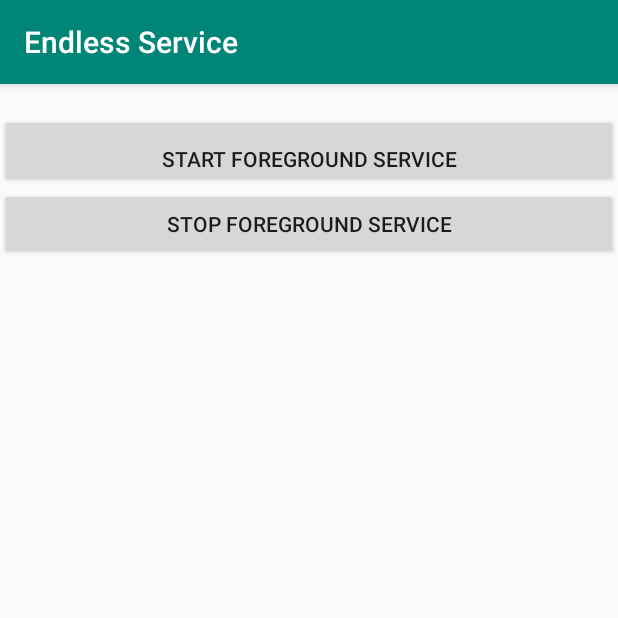
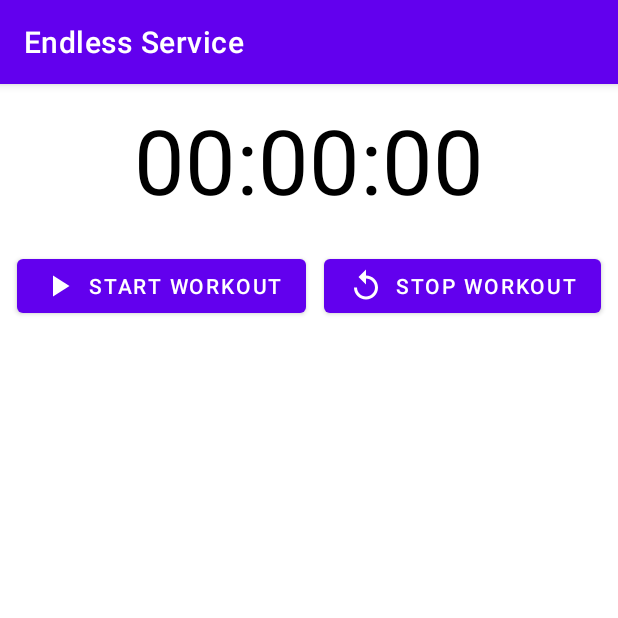
Before and after one commit to nikiFoe/Fitnesstimer, an Android app: the screen it shows after launch (MainActivity), on a phone screen of 412 x 824 dp, the top half of it. Run offline under Robolectric (Android 15) with nearby library versions, the phone set to English and light mode, and no system bars.

Commit message:
gerneral services

```diff
--- a/app/src/main/AndroidManifest.xml
+++ b/app/src/main/AndroidManifest.xml
@@ -19,14 +19,14 @@
                 android:enabled="true"
                 android:exported="false">
         </service>
-
         <activity android:name=".MainActivity">
             <intent-filter>
                 <action android:name="android.intent.action.MAIN"/>
                 <category android:name="android.intent.category.LAUNCHER"/>
             </intent-filter>
         </activity>
-
+        <service android:name=".TimerService" />
+        <service android:name=".AccelerationService" />
         <receiver android:enabled="true" android:name=".StartReceiver">
             <intent-filter>
                 <action android:name="android.intent.action.BOOT_COMPLETED"/>
--- a/app/src/main/java/com/robertohuertas/endless/MainActivity.kt
+++ b/app/src/main/java/com/robertohuertas/endless/MainActivity.kt
@@ -2,7 +2,7 @@ package com.robertohuertas.endless
 
 import android.content.Intent
 import android.os.Build
-import android.support.v7.app.AppCompatActivity
+import androidx.appcompat.app.AppCompatActivity
 import android.os.Bundle
 import android.util.Log
 import android.widget.Button
--- /dev/null
+++ b/app/src/main/res/drawable-v24/ic_baseline_play_arrow_24.xml
@@ -0,0 +1,10 @@
+<vector xmlns:android="http://schemas.android.com/apk/res/android"
+    android:width="24dp"
+    android:height="24dp"
+    android:viewportWidth="24"
+    android:viewportHeight="24"
+    android:tint="?attr/colorControlNormal">
+  <path
+      android:fillColor="@android:color/white"
+      android:pathData="M8,5v14l11,-7z"/>
+</vector>
--- /dev/null
+++ b/app/src/main/res/drawable-v24/ic_baseline_replay_24.xml
@@ -0,0 +1,10 @@
+<vector xmlns:android="http://schemas.android.com/apk/res/android"
+    android:width="24dp"
+    android:height="24dp"
+    android:viewportWidth="24"
+    android:viewportHeight="24"
+    android:tint="?attr/colorControlNormal">
+  <path
+      android:fillColor="@android:color/white"
+      android:pathData="M12,5V1L7,6l5,5V7c3.31,0 6,2.69 6,6s-2.69,6 -6,6 -6,-2.69 -6,-6H4c0,4.42 3.58,8 8,8s8,-3.58 8,-8 -3.58,-8 -8,-8z"/>
+</vector>
--- a/app/src/main/res/layout/activity_main.xml
+++ b/app/src/main/res/layout/activity_main.xml
@@ -1,29 +1,53 @@
 <?xml version="1.0" encoding="utf-8"?>
-<android.support.constraint.ConstraintLayout
+
+<LinearLayout
+        android:orientation="vertical"
         xmlns:android="http://schemas.android.com/apk/res/android"
+        xmlns:app="http://schemas.android.com/apk/res-auto"
         xmlns:tools="http://schemas.android.com/tools"
         android:layout_width="match_parent"
         android:layout_height="match_parent"
         tools:context=".MainActivity">
 
-    <LinearLayout
-            android:layout_width="match_parent"
-            android:layout_height="wrap_content"
-            android:orientation="vertical">
+        <TextView
+                android:id="@+id/timeTV"
+                android:layout_width="match_parent"
+                android:layout_height="wrap_content"
+                android:text="00:00:00"
+                android:padding="10dp"
+                android:textColor="@color/black"
+                android:textSize="60sp"
+                android:textAlignment="center"/>
+
+        <androidx.constraintlayout.widget.ConstraintLayout
+                android:layout_width="match_parent"
+                android:layout_height="match_parent"
+                tools:context=".MainActivity">
+
+            <com.google.android.material.button.MaterialButton
+                    android:id="@+id/btnStartService"
+                    android:layout_width="wrap_content"
+                    android:layout_height="wrap_content"
+                    android:text="Start Workout"
+                    app:icon="@drawable/ic_baseline_play_arrow_24"
+                    app:layout_constraintStart_toStartOf="parent"
+                    app:layout_constraintEnd_toStartOf="@id/btnStopService"
+                    app:layout_constraintTop_toTopOf="parent"
+                    android:layout_marginTop="10dp"/>
 
 
-        <Button
-                android:id="@+id/btnStartService"
-                android:layout_width="match_parent"
-                android:layout_height="wrap_content"
-                android:text="Start Foreground Service" android:paddingTop="20dp" android:layout_marginTop="20dp"/>
+            <com.google.android.material.button.MaterialButton
+                    android:id="@+id/btnStopService"
+                    android:layout_width="wrap_content"
+                    android:layout_height="wrap_content"
+                    android:text="Stop Workout"
+                    app:icon="@drawable/ic_baseline_replay_24"
+                    app:layout_constraintEnd_toEndOf="parent"
+                    app:layout_constraintStart_toEndOf="@+id/btnStartService"
+                    app:layout_constraintTop_toTopOf="parent"
+                    android:layout_marginTop="10dp"/>
 
-        <Button
-                android:id="@+id/btnStopService"
-                android:layout_width="match_parent"
-                android:layout_height="wrap_content"
-                android:text="Stop Foreground Service"/>
+
+        </androidx.constraintlayout.widget.ConstraintLayout>
 
     </LinearLayout>
-
-</android.support.constraint.ConstraintLayout>
--- a/app/src/main/res/values/colors.xml
+++ b/app/src/main/res/values/colors.xml
@@ -3,4 +3,12 @@
     <color name="colorPrimary">#008577</color>
     <color name="colorPrimaryDark">#00574B</color>
     <color name="colorAccent">#D81B60</color>
+    <color name="purple_200">#FFBB86FC</color>
+    <color name="purple_500">#FF6200EE</color>
+    <color name="purple_700">#FF3700B3</color>
+    <color name="teal_200">#FF03DAC5</color>
+    <color name="teal_700">#FF018786</color>
+    <color name="black">#FF000000</color>
+    <color name="white">#FFFFFFFF</color>
+    <color name="grey">#808080</color>
 </resources>
--- a/app/src/main/res/values/styles.xml
+++ b/app/src/main/res/values/styles.xml
@@ -1,11 +1,16 @@
-<resources>
-
+<resources xmlns:tools="http://schemas.android.com/tools">
     <!-- Base application theme. -->
-    <style name="AppTheme" parent="Theme.AppCompat.Light.DarkActionBar">
+    <style name="AppTheme" parent="Theme.MaterialComponents.DayNight.DarkActionBar">
+        <!-- Primary brand color. -->
+        <item name="colorPrimary">@color/purple_500</item>
+        <item name="colorPrimaryVariant">@color/purple_700</item>
+        <item name="colorOnPrimary">@color/white</item>
+        <!-- Secondary brand color. -->
+        <item name="colorSecondary">@color/teal_200</item>
+        <item name="colorSecondaryVariant">@color/teal_700</item>
+        <item name="colorOnSecondary">@color/black</item>
+        <!-- Status bar color. -->
+        <item name="android:statusBarColor" tools:targetApi="l">?attr/colorPrimaryVariant</item>
         <!-- Customize your theme here. -->
-        <item name="colorPrimary">@color/colorPrimary</item>
-        <item name="colorPrimaryDark">@color/colorPrimaryDark</item>
-        <item name="colorAccent">@color/colorAccent</item>
     </style>
-
 </resources>
--- a/build.gradle
+++ b/build.gradle
@@ -8,7 +8,7 @@ buildscript {
 
     }
     dependencies {
-        classpath 'com.android.tools.build:gradle:3.4.1'
+        classpath 'com.android.tools.build:gradle:4.1.2'
         classpath "org.jetbrains.kotlin:kotlin-gradle-plugin:$kotlin_version"
         // NOTE: Do not place your application dependencies here; they belong
         // in the individual module build.gradle files
--- a/gradle.properties
+++ b/gradle.properties
@@ -13,3 +13,5 @@ org.gradle.jvmargs=-Xmx1536m
 # org.gradle.parallel=true
 # Kotlin code style for this project: "official" or "obsolete":
 kotlin.code.style=official
+android.useAndroidX=true
+android.enableJetifier=true
```
Also changed, not shown: app/build.gradle (+19 -3 lines), app/src/main/java/com/robertohuertas/endless/AccelerationService.kt (added, +217 -0 lines), app/src/main/java/com/robertohuertas/endless/EndlessService.kt (+63 -6 lines), app/src/main/java/com/robertohuertas/endless/TimerService.kt (added, +76 -0 lines), app/src/main/res/color/color.xml (added, +11 -0 lines), app/src/main/res/drawable-v24/ic_baseline_pause_24.xml (added, +10 -0 lines), app/src/main/res/drawable-v24/ic_brightness.xml (added, +9 -0 lines), gradle/wrapper/gradle-wrapper.properties, 1 other file.
